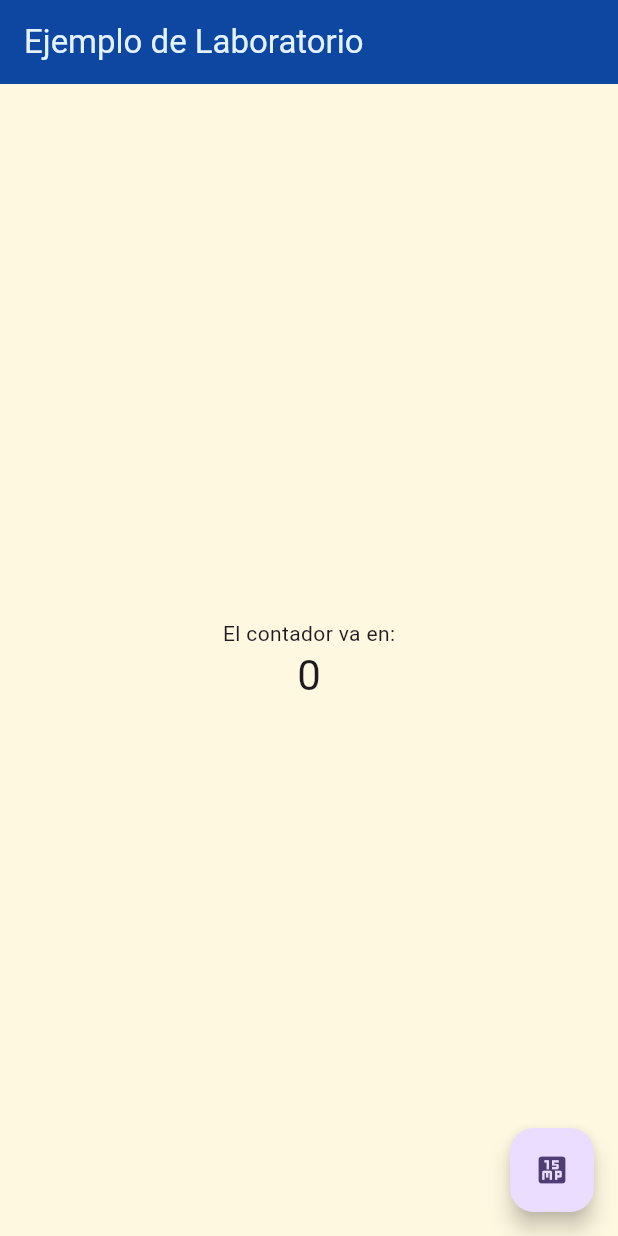
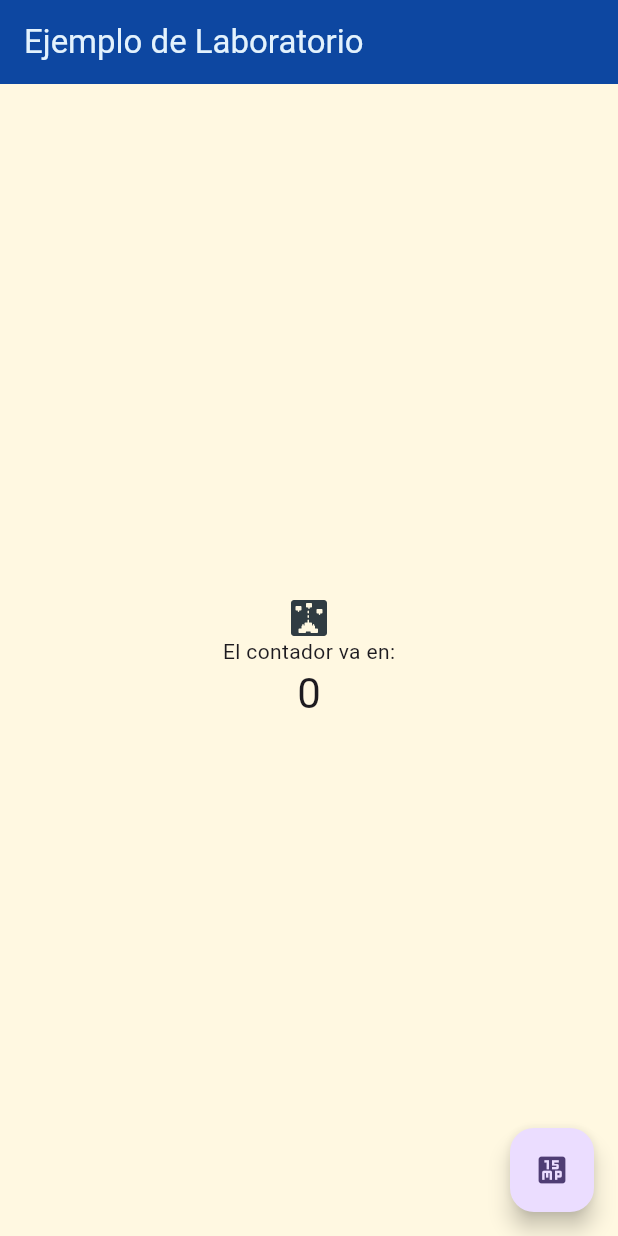
Before and after one commit to manuel-mob/lab20241, a Flutter app: the screen it shows after launch, on a phone screen of 412 x 824 dp. Run offline on Flutter 3.47's test engine with Material 3 defaults, Android fonts, the phone set to English and light mode, and no system bars; our stand-ins replace flutter_svg.

Commit message:
First commit to develop

```diff
--- a/lib/main.dart
+++ b/lib/main.dart
@@ -1,4 +1,5 @@
 import 'package:flutter/material.dart';
+import 'package:flutter_svg/svg.dart';
 
 void main() {
   runApp(const MyApp());
@@ -110,6 +111,8 @@ class _MyHomePageState extends State<MyHomePage> {
           // wireframe for each widget.
           mainAxisAlignment: MainAxisAlignment.center,
           children: <Widget>[
+            SvgPicture.asset('assets/images/3151590_galaga_game_retro_video_icon.svg')
+            ,
             const Text(
               'El contador va en:',
             ),
--- a/pubspec.yaml
+++ b/pubspec.yaml
@@ -35,6 +35,7 @@ dependencies:
   # The following adds the Cupertino Icons font to your application.
   # Use with the CupertinoIcons class for iOS style icons.
   cupertino_icons: ^1.0.2
+  flutter_svg: ^2.0.10+1
 
 dev_dependencies:
   flutter_test:
@@ -59,8 +60,8 @@ flutter:
   uses-material-design: true
 
   # To add assets to your application, add an assets section, like this:
-  # assets:
-  #   - images/a_dot_burr.jpeg
+  assets:
+    - assets/images/
   #   - images/a_dot_ham.jpeg
 
   # An image asset can refer to one or more resolution-specific "variants", see
```
Also changed, not shown: assets/images/3151590_galaga_game_retro_video_icon.svg (added), pubspec.lock.
